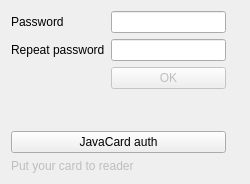
This is Qt-SESAM/masterpassworddialog.ui in mitko501/Qt-SESAM as Qt 5 draws it before an edit. The edited form follows.
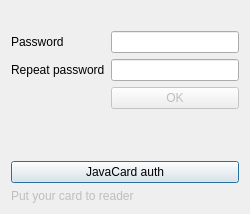
This is the edited form.

Commit message: Adjust UI and settings to work with javaCard

Patch:
```diff
--- a/Qt-SESAM/masterpassworddialog.ui
+++ b/Qt-SESAM/masterpassworddialog.ui
@@ -7,7 +7,7 @@
     <x>0</x>
     <y>0</y>
     <width>250</width>
-    <height>178</height>
+    <height>214</height>
    </rect>
   </property>
   <property name="focusPolicy">
@@ -20,14 +20,17 @@
    <bool>true</bool>
   </property>
   <layout class="QGridLayout" name="gridLayout">
-   <item row="0" column="1">
-    <widget class="QLabel" name="infoLabel">
+   <item row="3" column="0">
+    <widget class="QPushButton" name="javacardButton">
+     <property name="enabled">
+      <bool>true</bool>
+     </property>
      <property name="text">
-      <string/>
+      <string>JavaCard auth</string>
      </property>
     </widget>
    </item>
-   <item row="0" column="0">
+   <item row="1" column="0">
     <layout class="QFormLayout" name="formLayout">
      <property name="fieldGrowthPolicy">
       <enum>QFormLayout::AllNonFixedFieldsGrow</enum>
@@ -104,23 +107,23 @@
      </item>
     </layout>
    </item>
-   <item row="2" column="0">
+   <item row="4" column="0">
     <widget class="QLabel" name="putYourCard">
      <property name="enabled">
       <bool>false</bool>
      </property>
+     <property name="midLineWidth">
+      <number>3</number>
+     </property>
      <property name="text">
       <string>Put your card to reader</string>
      </property>
     </widget>
    </item>
-   <item row="1" column="0">
-    <widget class="QPushButton" name="javacardButton">
-     <property name="enabled">
-      <bool>true</bool>
-     </property>
+   <item row="0" column="0">
+    <widget class="QLabel" name="infoLabel">
      <property name="text">
-      <string>JavaCard auth</string>
+      <string/>
      </property>
     </widget>
    </item>
```
Left out of the diff: 28 changed lines with no effect on the pictures. The commit also changes 7 other files.
